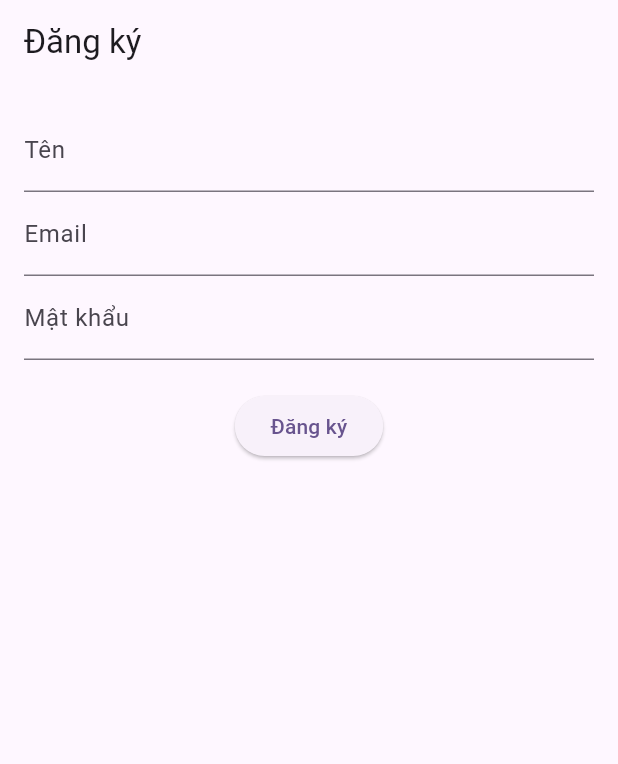
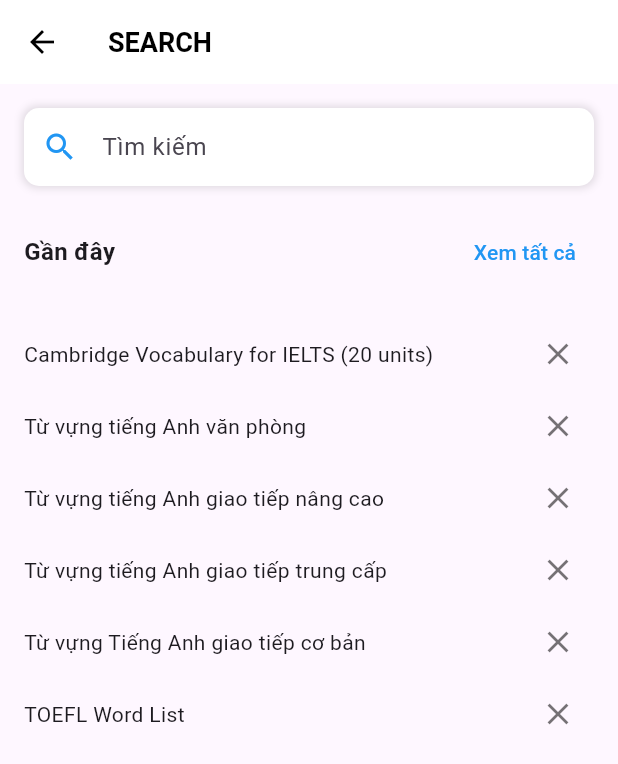
Before and after one commit to TruongTuanDev/learn_connect, a Flutter app: the screen it shows after launch, on a phone screen of 412 x 824 dp. Shown: the top 764 px of the screen. Run offline on Flutter 3.47's test engine with Material 3 defaults, Android fonts, the phone set to English and light mode, and no system bars; our stand-ins replace dio, firebase_core, flutter_riverpod; accounts and stored records are empty.

Commit message:
Add search interface

```diff
--- a/lib/main.dart
+++ b/lib/main.dart
@@ -1,8 +1,9 @@
 import 'package:flutter/material.dart';
 import 'package:firebase_core/firebase_core.dart';
+import 'package:learn_connect/presentation/screens/search/flash_card_search/flash_card_search_view.dart';
+import 'package:learn_connect/presentation/screens/search/search/search_view.dart';
 import 'firebase_options.dart';
 import 'package:flutter_riverpod/flutter_riverpod.dart';
-import 'package:learn_connect/presentation/screens/signup/view/sign_up.dart';
 
 
 Future<void> main() async {
@@ -41,7 +42,7 @@
         // tested with just a hot reload.
         colorScheme: ColorScheme.fromSeed(seedColor: Colors.deepPurple),
       ),
-      home: SignUpScreen(),
+      home: SearchScreenApp(),
     );
   }
 }
--- /dev/null
+++ b/lib/presentation/screens/search/coponents/search_box.dart
@@ -0,0 +1,30 @@
+import 'package:flutter/material.dart';
+class SearchBox extends StatelessWidget{
+  const SearchBox({
+    Key? key,
+  }) : super(key: key);
+  @override
+  Widget build(BuildContext context) {
+    return  Container(
+      decoration: BoxDecoration(
+        color: Colors.white,
+        borderRadius: BorderRadius.circular(10),
+        boxShadow: [
+          BoxShadow(
+            color: Colors.black12,
+            blurRadius: 4,
+            spreadRadius: 1,
+          ),
+        ],
+      ),
+      child: TextField(
+        decoration: InputDecoration(
+          hintText: "Tìm kiếm",
+          prefixIcon: const Icon(Icons.search, color: Colors.blue),
+          border: InputBorder.none,
+          contentPadding: EdgeInsets.symmetric(vertical: 14),
+        ),
+      ),
+    );
+  }
+}
--- /dev/null
+++ b/lib/presentation/screens/search/search/search_view.dart
@@ -0,0 +1,104 @@
+import 'package:flutter/material.dart';
+import 'package:learn_connect/presentation/screens/search/coponents/search_box.dart';
+
+class SearchScreenApp extends StatelessWidget {
+  const SearchScreenApp({super.key});
+
+  @override
+  Widget build(BuildContext context) {
+    return MaterialApp(
+      home: SearchScreen(),
+    );
+  }
+}
+
+class SearchScreen extends StatefulWidget {
+  @override
+  _SearchScreenState createState() => _SearchScreenState();
+}
+
+class _SearchScreenState extends State<SearchScreen> {
+  List<String> recentSearches = [
+    "Cambridge Vocabulary for IELTS (20 units)",
+    "Từ vựng tiếng Anh văn phòng",
+    "Từ vựng tiếng Anh giao tiếp nâng cao",
+    "Từ vựng tiếng Anh giao tiếp trung cấp",
+    "Từ vựng Tiếng Anh giao tiếp cơ bản",
+    "TOEFL Word List",
+  ];
+
+  void _removeSearchItem(int index) {
+    setState(() {
+      recentSearches.removeAt(index);
+    });
+  }
+
+  @override
+  Widget build(BuildContext context) {
+    return Scaffold(
+      appBar: AppBar(
+        backgroundColor: Colors.white,
+        elevation: 0,
+        leading: IconButton(
+            onPressed: () {},
+            icon: Icon(Icons.arrow_back, color: Colors.black,)
+        ),
+        title: Text(
+          "SEARCH",
+          style: TextStyle(
+            fontSize: 18,
+            fontWeight: FontWeight.bold,
+            color: Colors.black,
+          ),
+        ),
+      ),
+      body: Padding(
+        padding: EdgeInsets.all(16),
+        child: Column(
+          crossAxisAlignment: CrossAxisAlignment.start,
+          children: <Widget>[
+            SearchBox(),
+            SizedBox(height: 20),
+            Row(
+              mainAxisAlignment: MainAxisAlignment.spaceBetween,
+              children: [
+                Text(
+                  "Gần đây",
+                  style: TextStyle(fontSize: 16, fontWeight: FontWeight.bold),
+                ),
+                TextButton(
+                    onPressed: () {},
+                    child: Text(
+                      "Xem tất cả",
+                      style: TextStyle(fontSize: 14, color: Colors.blue),
+                    ))
+              ],
+            ),
+            SizedBox(height: 20),
+            Expanded(
+                child: ListView.builder(
+                    itemCount: recentSearches.length,
+                    itemBuilder: (context, index) {
+                      return
+                        Row(
+                          mainAxisAlignment: MainAxisAlignment.spaceBetween,
+                          children: [
+                            Text(
+                              recentSearches[index],
+                              style: TextStyle(fontSize: 14),
+                            ),
+                            IconButton(
+                                onPressed: () => _removeSearchItem(index),
+                                icon: Icon(Icons.close, color: Colors.black54,)
+                            )
+                          ],
+                        );
+                    }
+                )
+            )
+          ],
+        ),
+      ),
+    );
+  }
+}
--- a/pubspec.yaml
+++ b/pubspec.yaml
@@ -33,7 +33,7 @@
 
   # The following adds the Cupertino Icons font to your application.
   # Use with the CupertinoIcons class for iOS style icons.
-
+  provider: ^6.0.5
   flutter_riverpod: ^2.3.6
   dio: ^5.3.2
   cupertino_icons: ^1.0.8
```
Also changed, not shown: lib/presentation/screens/search/flash_card_search/flash_card_search_view.dart (added, +79 -0 lines), pubspec.lock.
